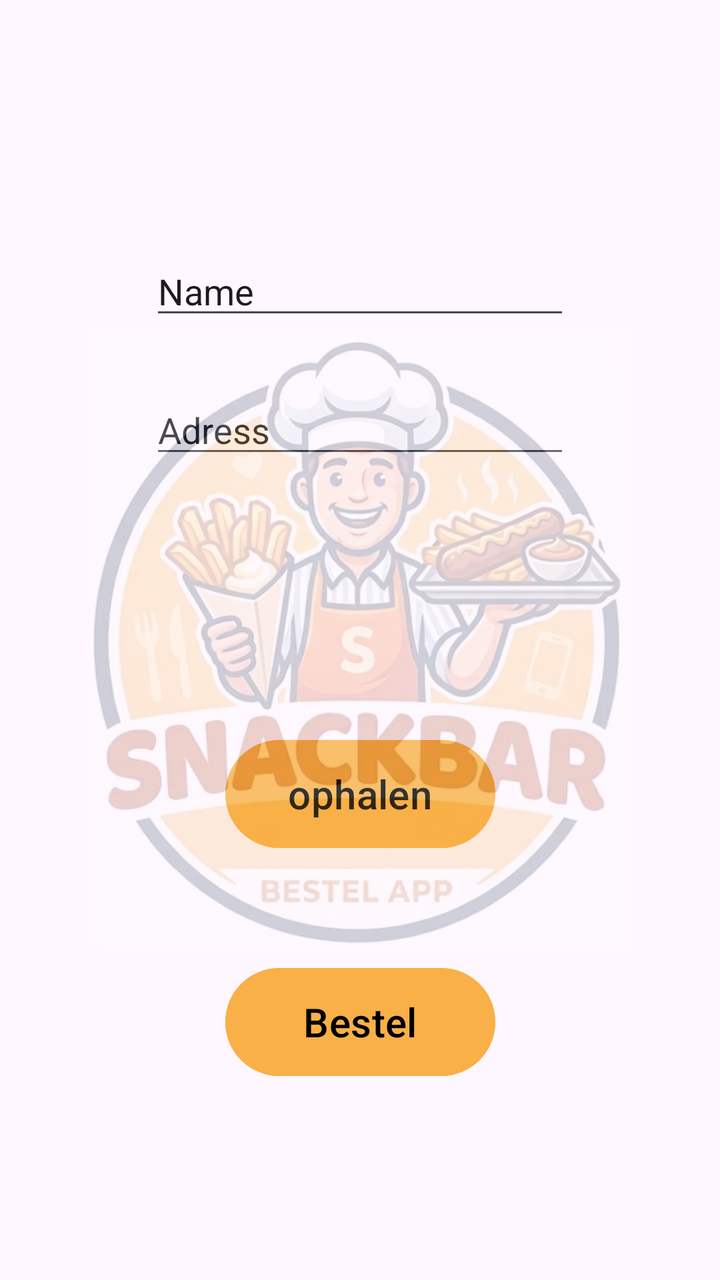
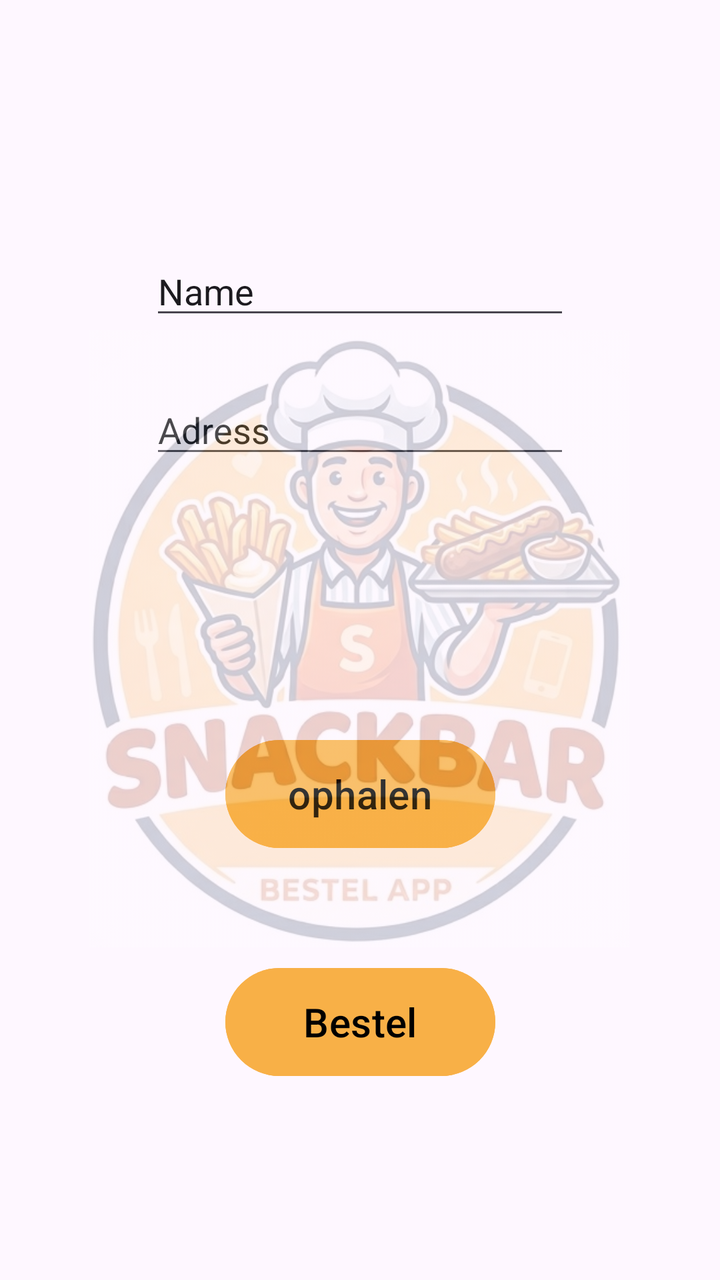

Before-and-after screenshots of an Android layout around one commit, followed by the original layout XML and the change that was made.
<!-- AndroidManifest.xml: application theme Theme.Snackbarapp -->
<!-- res/layout/activity_main2.xml -->
<?xml version="1.0" encoding="utf-8"?>
<androidx.constraintlayout.widget.ConstraintLayout xmlns:android="http://schemas.android.com/apk/res/android"
    xmlns:app="http://schemas.android.com/apk/res-auto"
    xmlns:tools="http://schemas.android.com/tools"
    android:id="@+id/main"
    android:layout_width="match_parent"
    android:layout_height="match_parent"
    tools:context=".MainActivity2">

    <Button
        android:id="@+id/button1"
        android:layout_width="135dp"
        android:layout_height="62dp"
        android:layout_marginTop="132dp"
        android:backgroundTint="#F8B047"
        android:backgroundTintMode="add"
        android:text="ophalen"
        android:textColor="@color/black"
        android:textSize="20sp"
        app:layout_constraintEnd_toEndOf="parent"
        app:layout_constraintStart_toStartOf="parent"
        app:layout_constraintTop_toBottomOf="@+id/editTextText2" />

    <Button
        android:id="@+id/button2"
        android:layout_width="135dp"
        android:layout_height="62dp"
        android:layout_marginTop="52dp"
        android:backgroundTint="#F8B047"
        android:backgroundTintMode="add"
        android:text="Bestel"
        android:textColor="@color/black"
        android:textSize="20sp"
        app:layout_constraintEnd_toEndOf="parent"
        app:layout_constraintStart_toStartOf="parent"
        app:layout_constraintTop_toBottomOf="@+id/button1" />

    <EditText
        android:id="@+id/editTextText"
        android:layout_width="wrap_content"
        android:layout_height="wrap_content"
        android:ems="10"
        android:inputType="text"
        android:text="Name"
        app:layout_constraintBottom_toBottomOf="parent"
        app:layout_constraintEnd_toEndOf="parent"
        app:layout_constraintStart_toStartOf="parent"
        app:layout_constraintTop_toTopOf="parent"
        app:layout_constraintVertical_bias="0.206" />

    <EditText
        android:id="@+id/editTextText2"
        android:layout_width="wrap_content"
        android:layout_height="wrap_content"
        android:layout_marginTop="28dp"
        android:ems="10"
        android:inputType="text"
        android:text="Adress"
        app:layout_constraintEnd_toEndOf="parent"
        app:layout_constraintStart_toStartOf="parent"
        app:layout_constraintTop_toBottomOf="@+id/editTextText" />

    <ImageView
        android:id="@+id/imageView"
        android:layout_width="270dp"
        android:layout_height="350dp"
        android:alpha="0.2"
        app:layout_constraintBottom_toBottomOf="parent"
        app:layout_constraintEnd_toEndOf="parent"
        app:layout_constraintStart_toStartOf="parent"
        app:layout_constraintTop_toTopOf="parent"
        app:srcCompat="@drawable/gemini_generated_image_ejfwjuejfwjuejfw" />

</androidx.constraintlayout.widget.ConstraintLayout>
<!-- resources referenced by this layout -->
<resources>
  <color name="black">#FF000000</color>
  <!-- drawable gemini_generated_image_ejfwjuejfwjuejfw: jpg bitmap (drawable, 88419 bytes) -->
  <style name="Theme.Snackbarapp" parent="Base.Theme.Snackbarapp" />
  <style name="Base.Theme.Snackbarapp" parent="Theme.Material3.DayNight.NoActionBar">
          
          
      </style>
</resources>

<!-- the commit's change to res/layout/activity_main2.xml (unified diff, before → after) -->
@@ -67,8 +67,10 @@
         android:alpha="0.2"
         app:layout_constraintBottom_toBottomOf="parent"
         app:layout_constraintEnd_toEndOf="parent"
+        app:layout_constraintHorizontal_bias="0.496"
         app:layout_constraintStart_toStartOf="parent"
         app:layout_constraintTop_toTopOf="parent"
+        app:layout_constraintVertical_bias="0.498"
         app:srcCompat="@drawable/gemini_generated_image_ejfwjuejfwjuejfw" />
 
 </androidx.constraintlayout.widget.ConstraintLayout>
